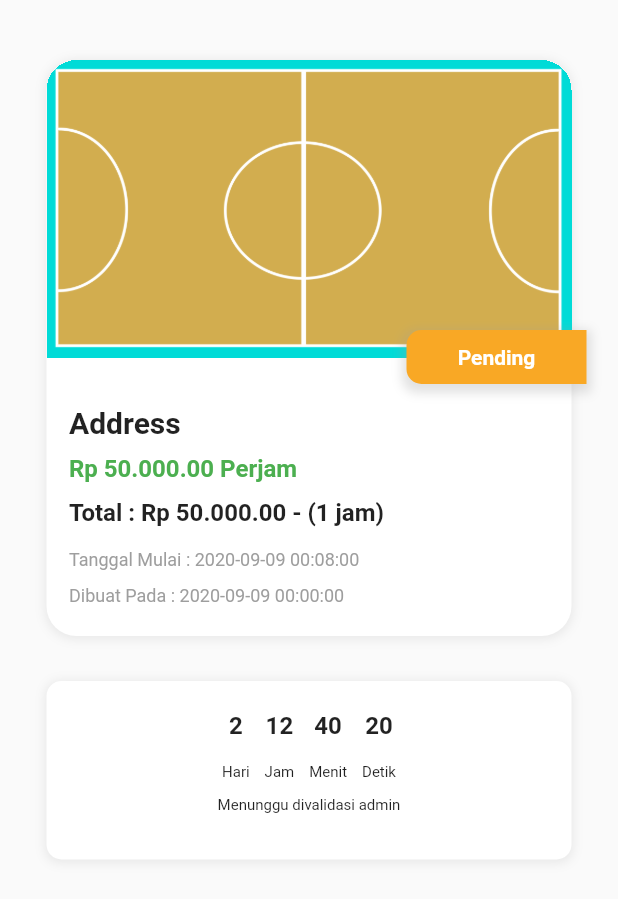
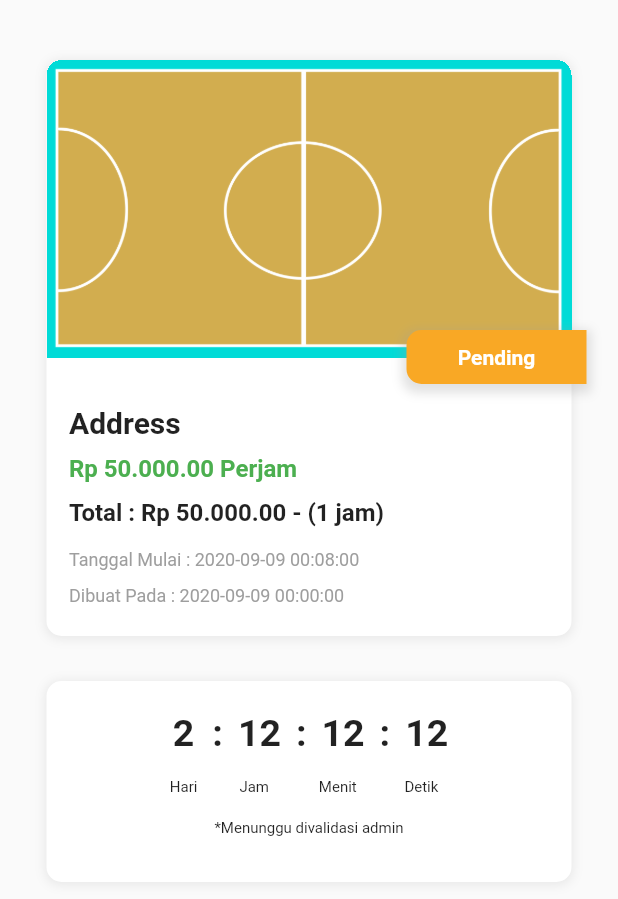
Before and after one commit to CassiiniX/zbola-mobile, a Flutter app: the DashboardScreen widget shown alone on an empty page, opened directly, on a phone screen of 412 x 824 dp. Shown: the top 899 px of the screen. Run offline on Flutter 3.47's test engine with Material 2 defaults, Android fonts, the light colour scheme and no system bars; our stand-ins replace flutter_dotenv, fluttertoast, shared_preferences; accounts and stored records are empty.

Commit message:
done dashboard

```diff
--- a/lib/pages/dashboard.dart
+++ b/lib/pages/dashboard.dart
@@ -88,9 +88,9 @@ class DashboardScreenState extends State<DashboardScreen>{
       future: onLoad(),
       builder: (ctx,snapshot){
           if(snapshot.connectionState == ConnectionState.waiting){
-            return Center(
+            return const Center(
               heightFactor:  15,
-              child: const CircularProgressIndicator(color: Colors.greenAccent),
+              child: CircularProgressIndicator(color: Colors.greenAccent),
             );
           }
 
@@ -116,10 +116,10 @@ class DashboardScreenState extends State<DashboardScreen>{
                   decoration: BoxDecoration(
                     shape: BoxShape.rectangle,
                     borderRadius: const BorderRadius.only(
-                      topLeft : Radius.circular(20),
-                      topRight : Radius.circular(20),
-                      bottomLeft: Radius.circular(20),
-                      bottomRight : Radius.circular(20)
+                      topLeft : Radius.circular(10),
+                      topRight : Radius.circular(10),
+                      bottomLeft: Radius.circular(10),
+                      bottomRight : Radius.circular(10)
                     ),
                     color : Colors.white,
                     boxShadow:  [
@@ -139,8 +139,8 @@ class DashboardScreenState extends State<DashboardScreen>{
                         decoration: const BoxDecoration(
                           shape: BoxShape.rectangle,
                           borderRadius: BorderRadius.only(
-                            topLeft : Radius.circular(20),
-                            topRight : Radius.circular(20),
+                            topLeft : Radius.circular(10),
+                            topRight : Radius.circular(10),
                           )
                         ),
                         child : Image.asset(
@@ -248,46 +248,82 @@ class DashboardScreenState extends State<DashboardScreen>{
                           offset: const Offset(0, 1), // changes position of shadow
                         )
                       ]),
-                      child: Padding(padding : EdgeInsets.all(20),child : Column(children: [
+                      child: Padding(padding : const EdgeInsets.all(20),child : Column(children: [
                        Row(
                             mainAxisAlignment: MainAxisAlignment.center,
                             children: [
                               Padding(
-                                padding : EdgeInsets.only(right: 5,left : 5),
-                                child : Column(children: [
-                                  Text("2",style : TextStyle(fontWeight: FontWeight.bold,fontSize: 16)),
+                                padding : const EdgeInsets.only(right: 5,left : 5),
+                                child : Column(children: const [
+                                  Text("2",style : TextStyle(fontWeight: FontWeight.bold,fontSize: 25)),
                                   Divider(thickness : 0),
                                   Text("Hari",style : TextStyle(fontSize :10))
                                 ])
                               ),
-                                Padding(
-                                padding : EdgeInsets.only(right: 5,left : 5),
-                                child : Column(children: [
-                                  Text("12",style : TextStyle(fontWeight: FontWeight.bold,fontSize: 16)),
-                                  Divider(thickness : 0),
-                                  Text("Jam",style : TextStyle(fontSize :10))
-                                ])
-                              ),
-                                Padding(
-                                padding : EdgeInsets.only(right: 5,left : 5),
-                                child : Column(children: [
-                                  Text("40",style : TextStyle(fontWeight: FontWeight.bold,fontSize: 16)),
-                                  Divider(thickness : 0),
-                                  Text("Menit",style : TextStyle(fontSize :10))
+                              Padding(
+                                padding : const EdgeInsets.only(right: 5,left : 5),
+                                child : Column(children:[
+                                  Row(
+                                    mainAxisAlignment: MainAxisAlignment.spaceAround,
+                                    children: const [
+                                      Padding(
+                                        padding: EdgeInsets.only(right : 10),
+                                        child : Text(":",style : TextStyle(fontWeight: FontWeight.bold,fontSize: 25))
+                                      ),
+                                      Text("12",style : TextStyle(fontWeight: FontWeight.bold,fontSize: 25))
+                                    ]
+                                  ),
+                                  const Divider(thickness : 0),
+                                  const Padding(
+                                    padding: EdgeInsets.only(left : 10),
+                                    child : Text("Jam",style : TextStyle(fontSize :10))
+                                  )
                                 ])
                               ),
                               Padding(
-                                padding : EdgeInsets.only(right: 5,left : 5),
+                                padding : const EdgeInsets.only(right: 5,left : 5),
                                 child : Column(children: [
-                                  Text("20",style : TextStyle(fontWeight: FontWeight.bold,fontSize: 16)),
-                                  Divider(thickness : 0),
-                                  Text("Detik",style : TextStyle(fontSize :10))
+                                  Row(
+                                    mainAxisAlignment: MainAxisAlignment.spaceAround,
+                                    children: const [
+                                      Padding(
+                                        padding: EdgeInsets.only(right : 10),
+                                        child : Text(":",style : TextStyle(fontWeight: FontWeight.bold,fontSize: 25))
+                                      ),
+                                      Text("12",style : TextStyle(fontWeight: FontWeight.bold,fontSize: 25))
+                                    ]
+                                  ),
+                                  const Divider(thickness : 0),
+                                  const Padding(
+                                    padding: EdgeInsets.only(left : 10),
+                                    child: Text("Menit",style : TextStyle(fontSize :10))
+                                  )
+                                ])
+                              ),
+                              Padding(
+                                padding : const EdgeInsets.only(right: 5,left : 5),
+                                child : Column(children: [
+                                  Row(
+                                    mainAxisAlignment: MainAxisAlignment.spaceAround,
+                                    children: const [
+                                      Padding(
+                                        padding: EdgeInsets.only(right : 10),
+                                        child : Text(":",style : TextStyle(fontWeight: FontWeight.bold,fontSize: 25))
+                                      ),
+                                      Text("12",style : TextStyle(fontWeight: FontWeight.bold,fontSize: 25))
+                                    ]
+                                  ),
+                                  const Divider(thickness : 0),
+                                  const Padding(
+                                    padding: EdgeInsets.only(left : 10),
+                                    child : Text("Detik",style : TextStyle(fontSize :10))
+                                  )
                                 ])
                               ),
                         ]),
                         Container(
-                          margin : EdgeInsets.only(top : 10,bottom : 10),
-                          child : Text("Menunggu divalidasi admin",style : TextStyle(fontSize :10))
+                          margin : const EdgeInsets.only(top : 15,bottom : 10),
+                          child : const Text("*Menunggu divalidasi admin",style : TextStyle(fontSize :10))
                         )
                     ])
                   ))
```
